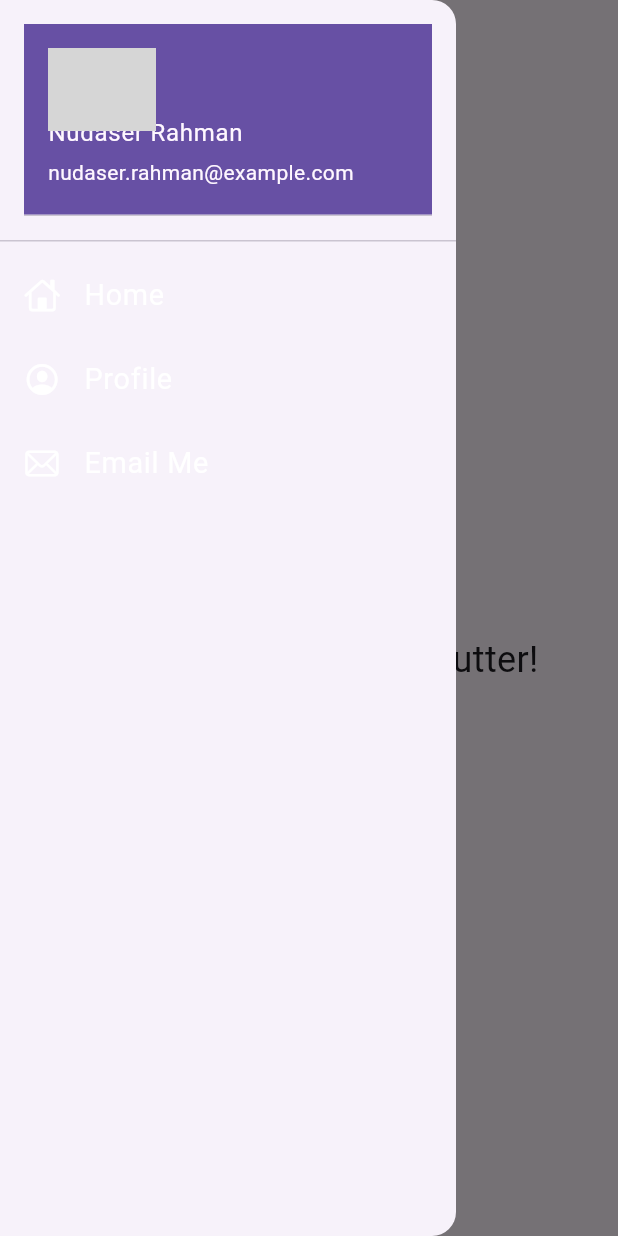
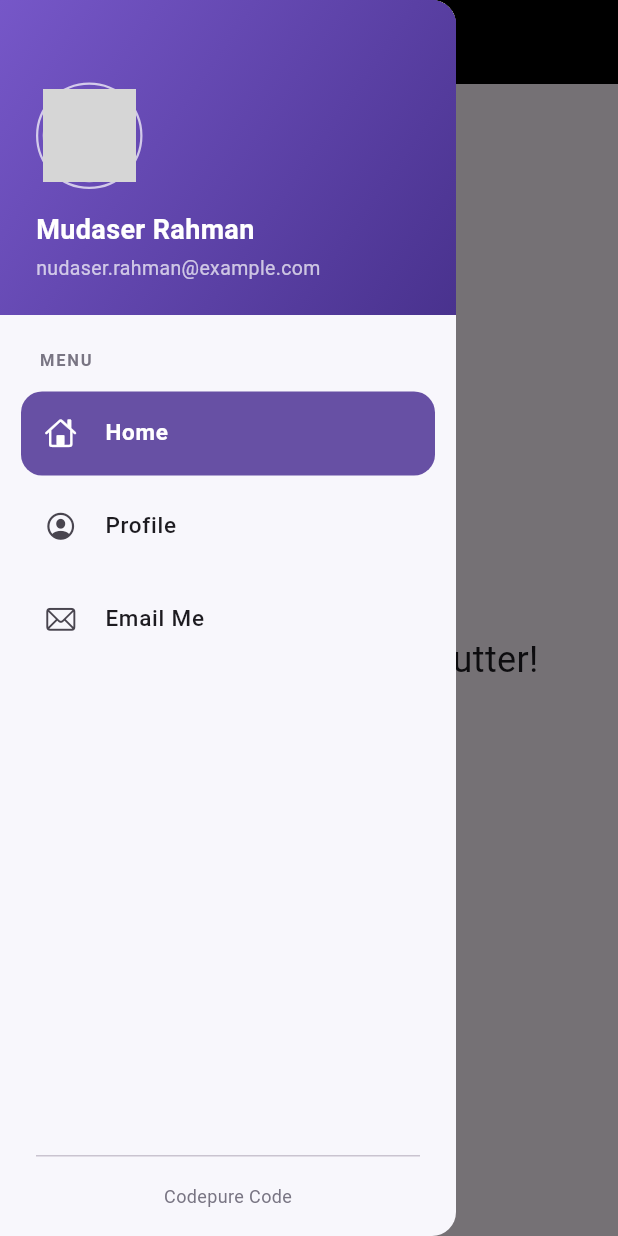
Before and after one commit to Mudasir-Rahman/codepure_code, a Flutter app: the screen it shows after launch, with the side drawer open, on a phone screen of 412 x 824 dp. Run offline on Flutter 3.47's test engine with Material 3 defaults, Android fonts, the phone set to English and light mode, and no system bars; our stand-ins replace google_fonts; grey boxes are pictures that could not be loaded.

Commit message:
update theme and drawer

```diff
--- a/lib/pages/home_page.dart
+++ b/lib/pages/home_page.dart
@@ -7,7 +7,11 @@ class HomePage extends StatelessWidget {
   @override
   Widget build(BuildContext context) {
     return Scaffold(
-      appBar: AppBar(title: Text("Codepure Code")),
+      appBar: AppBar(
+        title: Text("Codepure Code"),
+        backgroundColor: Colors.black,
+        foregroundColor: Colors.white,
+      ),
       body: Center(
         child: Container(
           child: Text(
--- a/lib/widget/drawar.dart
+++ b/lib/widget/drawar.dart
@@ -1,5 +1,3 @@
-import 'dart:io';
-
 import 'package:flutter/cupertino.dart';
 import 'package:flutter/material.dart';
 
@@ -8,49 +6,134 @@ class MyDrawar extends StatelessWidget {
 
   @override
   Widget build(BuildContext context) {
-    return Container(
-      child: Drawer(
-        child: Container(
-          child: ListView(
-            padding: EdgeInsets.zero,
+    const accentColor = Color(0xFF6750A4);
+
+    return Drawer(
+      backgroundColor: const Color(0xFFF8F7FC),
+      child: SafeArea(
+        child: Column(
           children: [
-              DrawerHeader(
-                child: UserAccountsDrawerHeader(
-                  accountName: Text('Nudaser Rahman'),
-                  accountEmail: Text('nudaser.rahman@example.com'),
-                  currentAccountPicture: CircleAvatar(
+            Container(
+              width: double.infinity,
+              height: 210,
+              padding: const EdgeInsets.fromLTRB(24, 24, 24, 22),
+              decoration: const BoxDecoration(
+                gradient: LinearGradient(
+                  begin: Alignment.topLeft,
+                  end: Alignment.bottomRight,
+                  colors: [Color(0xFF7657C8), Color(0xFF49328E)],
+                ),
+              ),
+              child: Column(
+                crossAxisAlignment: CrossAxisAlignment.start,
+                mainAxisAlignment: MainAxisAlignment.end,
+                children: [
+                  Container(
+                    padding: const EdgeInsets.all(3),
+                    decoration: BoxDecoration(
+                      shape: BoxShape.circle,
+                      border: Border.all(color: Colors.white70, width: 1.5),
+                    ),
+                    child: const CircleAvatar(
+                      radius: 31,
                       backgroundImage: AssetImage('assets/image/profile.jpg'),
                     ),
                   ),
-              ),
-              ListTile(
-                leading: Icon(CupertinoIcons.home),
-                iconColor: Colors.white,
-                title: Text(
-                  'Home',
-                  textScaleFactor: 1.2,
-                  style: TextStyle(color: Colors.white),
+                  const SizedBox(height: 14),
+                  const Text(
+                    'Mudaser Rahman',
+                    style: TextStyle(
+                      color: Colors.white,
+                      fontSize: 18,
+                      fontWeight: FontWeight.w600,
                     ),
                   ),
-              ListTile(
-                leading: Icon(CupertinoIcons.profile_circled),
-                iconColor: Colors.white,
-                title: Text(
-                  'Profile',
-                  textScaleFactor: 1.2,
-                  style: TextStyle(color: Colors.white),
+                  const SizedBox(height: 3),
+                  const Text(
+                    'nudaser.rahman@example.com',
+                    style: TextStyle(color: Colors.white70, fontSize: 13),
+                  ),
+                ],
               ),
             ),
-              ListTile(
-                leading: Icon(CupertinoIcons.mail),
-                iconColor: Colors.white,
-                title: Text(
-                  'Email Me',
-                  textScaleFactor: 1.2,
-                  style: TextStyle(color: Colors.white),
+            Expanded(
+              child: ListView(
+                padding: const EdgeInsets.fromLTRB(14, 22, 14, 12),
+                children: [
+                  const Padding(
+                    padding: EdgeInsets.only(left: 12, bottom: 10),
+                    child: Text(
+                      'MENU',
+                      style: TextStyle(
+                        color: Color(0xFF797583),
+                        fontSize: 11,
+                        fontWeight: FontWeight.w600,
+                        letterSpacing: 1.2,
+                      ),
+                    ),
+                  ),
+                  _DrawerItem(
+                    icon: CupertinoIcons.home,
+                    title: 'Home',
+                    selected: true,
+                    accentColor: accentColor,
+                  ),
+                  _DrawerItem(
+                    icon: CupertinoIcons.profile_circled,
+                    title: 'Profile',
+                    accentColor: accentColor,
+                  ),
+                  _DrawerItem(
+                    icon: CupertinoIcons.mail,
+                    title: 'Email Me',
+                    accentColor: accentColor,
+                  ),
+                ],
+              ),
+            ),
+            const Divider(height: 1, indent: 24, endIndent: 24),
+            const Padding(
+              padding: EdgeInsets.symmetric(vertical: 18),
+              child: Text(
+                'Codepure Code',
+                style: TextStyle(color: Color(0xFF797583), fontSize: 12),
               ),
             ),
           ],
+        ),
+      ),
+    );
+  }
+}
+
+class _DrawerItem extends StatelessWidget {
+  const _DrawerItem({
+    required this.icon,
+    required this.title,
+    required this.accentColor,
+    this.selected = false,
+  });
+
+  final IconData icon;
+  final String title;
+  final Color accentColor;
+  final bool selected;
+
+  @override
+  Widget build(BuildContext context) {
+    return Padding(
+      padding: const EdgeInsets.symmetric(vertical: 3),
+      child: ListTile(
+        selected: selected,
+        selectedTileColor: accentColor,
+        selectedColor: Colors.white,
+        shape: RoundedRectangleBorder(borderRadius: BorderRadius.circular(14)),
+        leading: Icon(icon, size: 21),
+        title: Text(
+          title,
+          style: TextStyle(
+            fontSize: 15,
+            fontWeight: selected ? FontWeight.w600 : FontWeight.w500,
           ),
         ),
       ),
--- a/lib/widget/myTheme.dart
+++ b/lib/widget/myTheme.dart
@@ -2,13 +2,13 @@ import 'package:flutter/material.dart';
 import 'package:google_fonts/google_fonts.dart';
 
 class Mytheme {
-  static Color? get creamColor => null;
-
   static ThemeData lightTheme(BuildContext context) => ThemeData(
     primarySwatch: Colors.deepPurple,
     fontFamily: GoogleFonts.poppins().fontFamily,
     cardColor: Colors.white,
-    canvasColor: creamColor,
-    colorScheme: ColorScheme.fromSwatch().copyWith(secondary: darkBluishColor),
+    canvasColor: Colors.white60,
+    colorScheme: ColorScheme.fromSwatch().copyWith(
+      secondary: Colors.blueAccent,
+    ),
   );
 }
```
Lines whose indentation alone changed are shown as unchanged.
